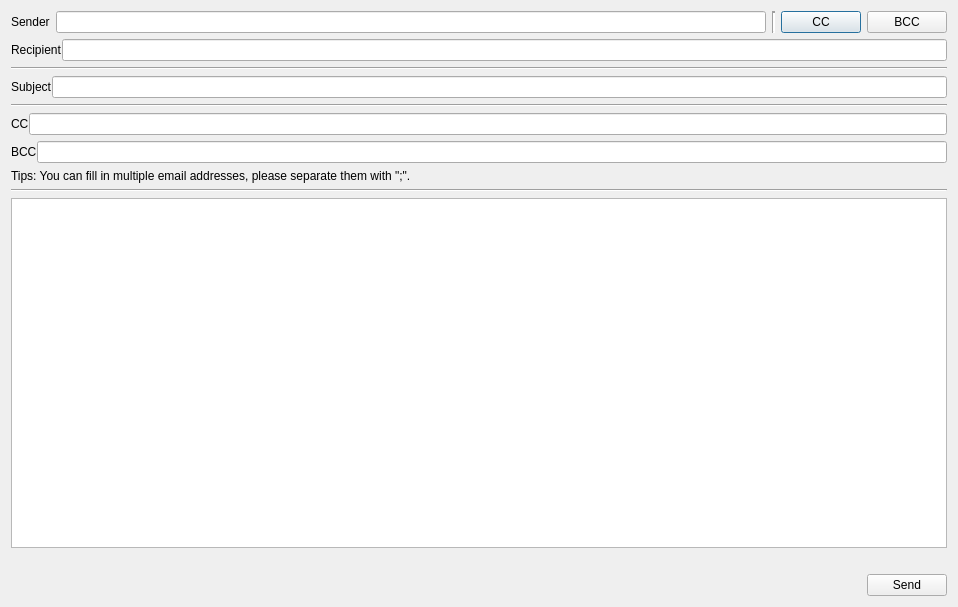
This is ui/SendMailDialog.ui in saturneric/GpgFrontend as Qt 5 draws it before an edit. The edited form follows.
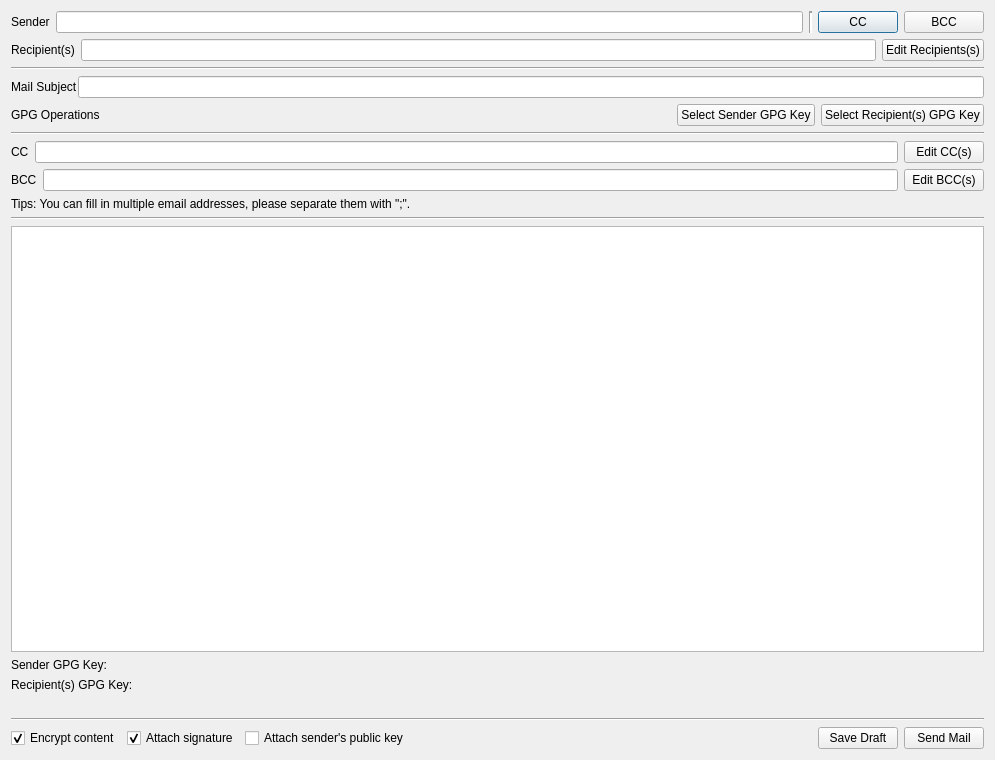
This is the edited form.

Diff of the .ui file:
```diff
--- a/ui/SendMailDialog.ui
+++ b/ui/SendMailDialog.ui
@@ -6,8 +6,8 @@
    <rect>
     <x>0</x>
     <y>0</y>
-    <width>958</width>
-    <height>607</height>
+    <width>995</width>
+    <height>760</height>
    </rect>
   </property>
   <property name="cursor">
@@ -80,6 +80,9 @@
           <property name="text">
            <string>CC</string>
           </property>
+          <property name="checkable">
+           <bool>true</bool>
+          </property>
          </widget>
         </item>
         <item>
@@ -87,6 +90,9 @@
           <property name="text">
            <string>BCC</string>
           </property>
+          <property name="checkable">
+           <bool>true</bool>
+          </property>
          </widget>
         </item>
        </layout>
@@ -96,7 +102,7 @@
       <widget class="QWidget" name="horizontalWidget_4" native="true">
        <layout class="QHBoxLayout" name="horizontalLayout_4">
         <property name="spacing">
-         <number>0</number>
+         <number>6</number>
         </property>
         <property name="leftMargin">
          <number>0</number>
@@ -113,7 +119,7 @@
         <item>
          <widget class="QLabel" name="recipientLabel">
           <property name="text">
-           <string>Recipient</string>
+           <string>Recipient(s)</string>
           </property>
           <property name="margin">
            <number>5</number>
@@ -123,6 +129,13 @@
         <item>
          <widget class="QLineEdit" name="recipientEdit"/>
         </item>
+        <item>
+         <widget class="QPushButton" name="recipientsEditButton">
+          <property name="text">
+           <string>Edit Recipients(s)</string>
+          </property>
+         </widget>
+        </item>
        </layout>
       </widget>
      </item>
@@ -154,7 +167,7 @@
         <item>
          <widget class="QLabel" name="subjectLabel">
           <property name="text">
-           <string>Subject</string>
+           <string>Mail Subject</string>
           </property>
           <property name="margin">
            <number>5</number>
@@ -167,6 +180,64 @@
        </layout>
       </widget>
      </item>
+     <item>
+      <widget class="QWidget" name="horizontalWidget_6" native="true">
+       <layout class="QHBoxLayout" name="horizontalLayout_9">
+        <property name="spacing">
+         <number>6</number>
+        </property>
+        <property name="leftMargin">
+         <number>0</number>
+        </property>
+        <property name="topMargin">
+         <number>0</number>
+        </property>
+        <property name="rightMargin">
+         <number>0</number>
+        </property>
+        <property name="bottomMargin">
+         <number>0</number>
+        </property>
+        <item>
+         <widget class="QLabel" name="gpgOperaLabel">
+          <property name="text">
+           <string>GPG Operations</string>
+          </property>
+          <property name="margin">
+           <number>5</number>
+          </property>
+         </widget>
+        </item>
+        <item>
+         <spacer name="horizontalSpacer_2">
+          <property name="orientation">
+           <enum>Qt::Horizontal</enum>
+          </property>
+          <property name="sizeHint" stdset="0">
+           <size>
+            <width>40</width>
+            <height>20</height>
+           </size>
+          </property>
+         </spacer>
+        </item>
+        <item>
+         <widget class="QPushButton" name="senderKeySelectButton">
+          <property name="text">
+           <string>Select Sender GPG Key</string>
+          </property>
+         </widget>
+        </item>
+        <item>
+         <widget class="QPushButton" name="recipientKeySelectButton">
+          <property name="text">
+           <string>Select Recipient(s) GPG Key</string>
+          </property>
+         </widget>
+        </item>
+       </layout>
+      </widget>
+     </item>
      <item>
       <widget class="Line" name="line_4">
        <property name="orientation">
@@ -178,7 +249,7 @@
       <widget class="QWidget" name="ccInputWidget" native="true">
        <layout class="QHBoxLayout" name="horizontalLayout_2">
         <property name="spacing">
-         <number>0</number>
+         <number>6</number>
         </property>
         <property name="leftMargin">
          <number>0</number>
@@ -205,6 +276,13 @@
         <item>
          <widget class="QLineEdit" name="ccEdit"/>
         </item>
+        <item>
+         <widget class="QPushButton" name="ccEditButton">
+          <property name="text">
+           <string>Edit CC(s)</string>
+          </property>
+         </widget>
+        </item>
        </layout>
       </widget>
      </item>
@@ -212,7 +290,7 @@
       <widget class="QWidget" name="bccInputWidget" native="true">
        <layout class="QHBoxLayout" name="horizontalLayout_3">
         <property name="spacing">
-         <number>0</number>
+         <number>6</number>
         </property>
         <property name="leftMargin">
          <number>0</number>
@@ -239,6 +317,13 @@
         <item>
          <widget class="QLineEdit" name="bccEdit"/>
         </item>
+        <item>
+         <widget class="QPushButton" name="bccEditButton">
+          <property name="text">
+           <string>Edit BCC(s)</string>
+          </property>
+         </widget>
+        </item>
        </layout>
       </widget>
      </item>
@@ -259,6 +344,57 @@
      <item>
       <widget class="QTextEdit" name="textEdit"/>
      </item>
+     <item>
+      <layout class="QHBoxLayout" name="horizontalLayout_5">
+       <item alignment="Qt::AlignLeft|Qt::AlignVCenter">
+        <widget class="QLabel" name="label_2">
+         <property name="text">
+          <string>Sender GPG Key: </string>
+         </property>
+        </widget>
+       </item>
+       <item>
+        <widget class="QLabel" name="senderKeyValueLabel">
+         <property name="sizePolicy">
+          <sizepolicy hsizetype="Expanding" vsizetype="Preferred">
+           <horstretch>0</horstretch>
+           <verstretch>0</verstretch>
+          </sizepolicy>
+         </property>
+         <property name="text">
+          <string/>
+         </property>
+        </widget>
+       </item>
+      </layout>
+     </item>
+     <item>
+      <layout class="QHBoxLayout" name="horizontalLayout_10">
+       <item alignment="Qt::AlignLeft|Qt::AlignVCenter">
+        <widget class="QLabel" name="label_3">
+         <property name="text">
+          <string>Recipient(s) GPG Key: </string>
+         </property>
+        </widget>
+       </item>
+       <item>
+        <widget class="QLabel" name="recipientsKeyValueLabel">
+         <property name="sizePolicy">
+          <sizepolicy hsizetype="Expanding" vsizetype="Preferred">
+           <horstretch>0</horstretch>
+           <verstretch>0</verstretch>
+          </sizepolicy>
+         </property>
+         <property name="text">
+          <string/>
+         </property>
+         <property name="wordWrap">
+          <bool>true</bool>
+         </property>
+        </widget>
+       </item>
+      </layout>
+     </item>
      <item>
       <widget class="QLabel" name="errorLabel">
        <property name="text">
@@ -266,12 +402,66 @@
        </property>
       </widget>
      </item>
+     <item>
+      <widget class="Line" name="line_5">
+       <property name="orientation">
+        <enum>Qt::Horizontal</enum>
+       </property>
+      </widget>
+     </item>
      <item>
       <layout class="QHBoxLayout" name="horizontalLayout_7">
+       <item>
+        <widget class="QCheckBox" name="contentEncryptCheckBox">
+         <property name="text">
+          <string>Encrypt content</string>
+         </property>
+         <property name="checked">
+          <bool>true</bool>
+         </property>
+        </widget>
+       </item>
+       <item>
+        <widget class="QCheckBox" name="attacSignatureCheckBox">
+         <property name="text">
+          <string>Attach signature</string>
+         </property>
+         <property name="checked">
+          <bool>true</bool>
+         </property>
+        </widget>
+       </item>
+       <item>
+        <widget class="QCheckBox" name="attachSenderPublickeyCheckBox">
+         <property name="text">
+          <string>Attach sender's public key</string>
+         </property>
+        </widget>
+       </item>
+       <item>
+        <spacer name="horizontalSpacer">
+         <property name="orientation">
+          <enum>Qt::Horizontal</enum>
+         </property>
+         <property name="sizeHint" stdset="0">
+          <size>
+           <width>40</width>
+           <height>20</height>
+          </size>
+         </property>
+        </spacer>
+       </item>
+       <item>
+        <widget class="QPushButton" name="saveDraftButton">
+         <property name="text">
+          <string>Save Draft</string>
+         </property>
+        </widget>
+       </item>
        <item alignment="Qt::AlignRight">
         <widget class="QPushButton" name="sendMailButton">
          <property name="text">
-          <string>Send</string>
+          <string>Send Mail</string>
          </property>
         </widget>
        </item>
```
Left out of the diff: 2 changed lines with no effect on the pictures.
